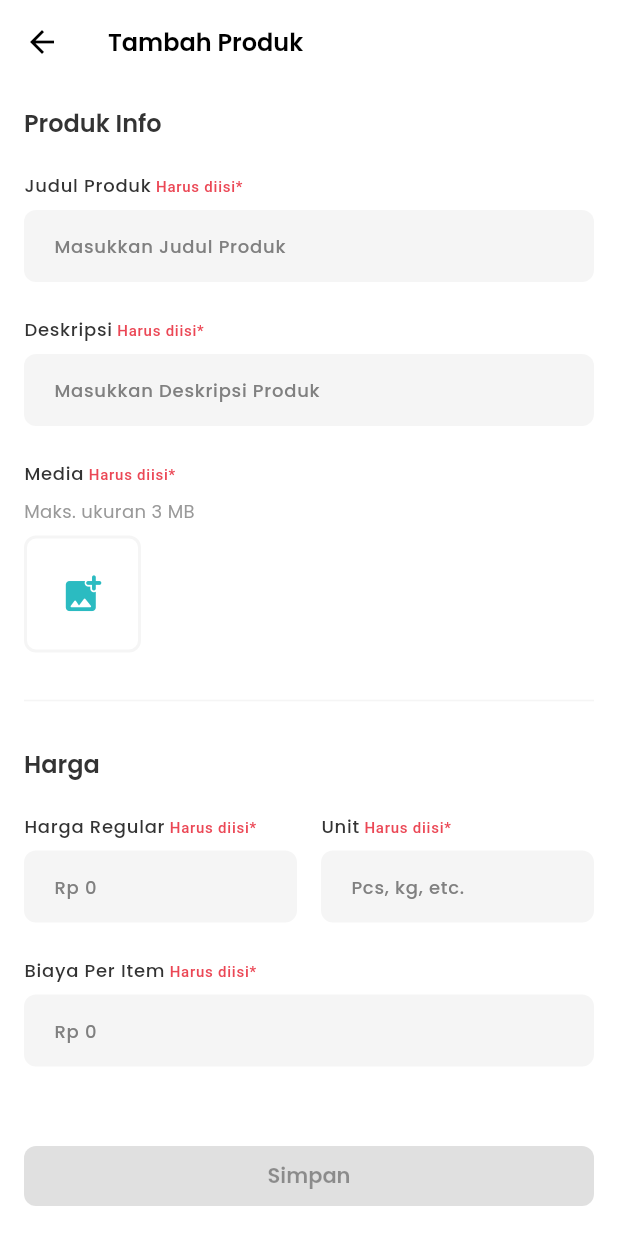
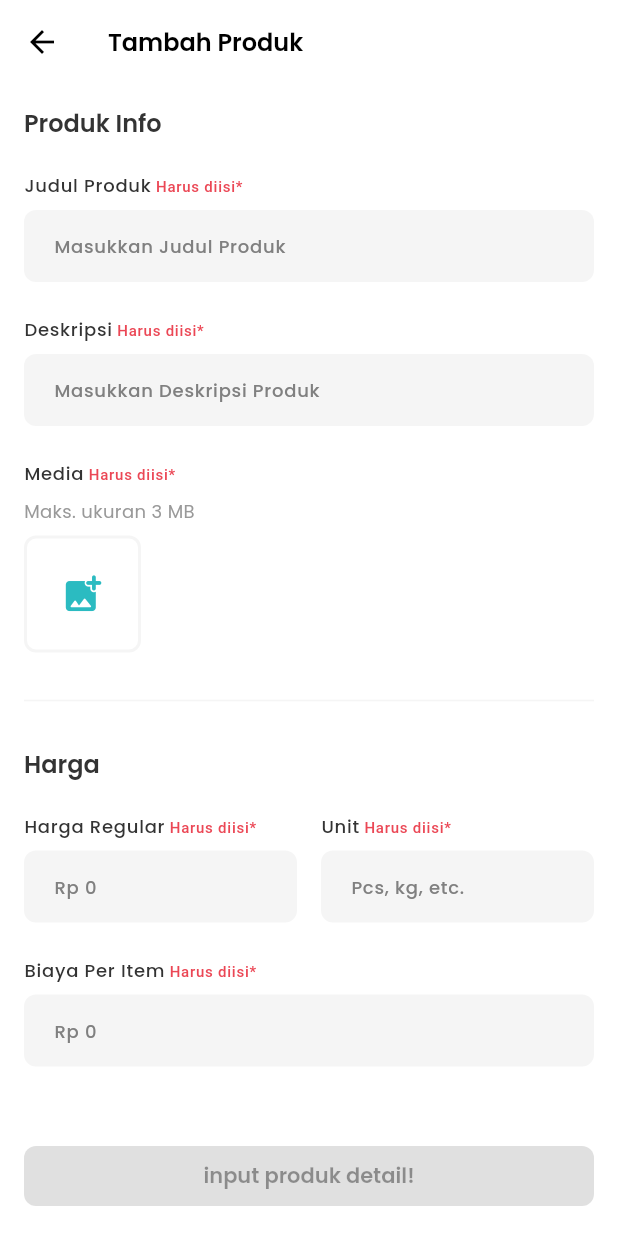
Before and after one commit to haidar-miqdad/taminum-pos, a Flutter app: the ProductInputPage screen opened by its route, on a phone screen of 412 x 824 dp. Run offline on Flutter 3.47's test engine with Material 3 defaults, Android fonts, the phone set to English and light mode, and no system bars; our stand-ins replace bloc, equatable, flutter_bloc, image_picker, permission_handler, shared_preferences and 1 more; missing offline and left inert: open_settings, print_bluetooth_thermal; accounts and stored records are empty; network calls fail.

Commit message:
perfs: sqlite & model product set up

```diff
--- a/lib/core/data/database/sqlite_database.dart
+++ b/lib/core/data/database/sqlite_database.dart
@@ -1,13 +1,14 @@
+
 import 'package:sqflite/sqflite.dart';
 
-class SQLiteDatabase {
+class SQLiteDatabase{
   SQLiteDatabase._();
 
   static Future<Database> get database async {
     var databasePath = await getDatabasesPath();
-    String path = '$databasePath/database.db';
+    String path = '$databasePath/taminum.db';
 
-    final db = await openDatabase(path, version: 1, onCreate: onCreate);
+    final db = await openDatabase(path , version: 1, onCreate: onCreate);
 
     return db;
   }
@@ -15,19 +16,20 @@ class SQLiteDatabase {
   static Future<void> onCreate(Database db, int version) async {
     await db.execute(
       '''
-        CREATE TABLE products (
+      CREATE TABLE products(
       id INTEGER PRIMARY KEY AUTOINCREMENT,
       title TEXT,
-          desc TEXT,
-          image TEXT,
+      description TEXT,
+      imageUrl TEXT,
       regularPrice REAL,
-          price REAL,
+      itemPrice REAL,
       stock REAL,
       unit TEXT,
       sku TEXT,
       createdAt TEXT
       )
-      ''',
+      '''
     );
   }
+
 }
--- a/lib/features/product/models/product_model.dart
+++ b/lib/features/product/models/product_model.dart
@@ -6,27 +6,27 @@ part 'product_model.g.dart';
 @JsonSerializable()
 class ProductModel extends Equatable{
 
-  @JsonKey(name: 'id')
+  @JsonKey(name: 'id', includeToJson: false)
   final int id;
-  @JsonKey(name: 'title')
+  @JsonKey(name: 'title', defaultValue: '')
   final String title;
-  @JsonKey(name: 'description')
+  @JsonKey(name: 'description', defaultValue: '')
   final String description;
-  @JsonKey(name: 'imageUrl')
+  @JsonKey(name: 'imageUrl', defaultValue: '')
   final String imageUrl;
-  @JsonKey(name: 'regularPrice')
+  @JsonKey(name: 'regularPrice', defaultValue: 0)
   final double regularPrice;
-  @JsonKey(name: 'unit')
+  @JsonKey(name: 'unit', defaultValue: '')
   final String unit;
-  @JsonKey(name: 'itemPrice')
+  @JsonKey(name: 'itemPrice', defaultValue: 0)
   final double itemPrice;
-  @JsonKey(name: 'stock')
+  @JsonKey(name: 'stock', defaultValue: 0)
   final int stock;
-  @JsonKey(name: 'sku')
+  @JsonKey(name: 'sku', defaultValue: '')
   final String sku;
   // created at
-  @JsonKey(name: 'createdAt')
-  final DateTime createdAt;
+  @JsonKey(name: 'createdAt', defaultValue: '')
+  final String createdAt;
 
   const ProductModel({
   required this.title,
@@ -37,7 +37,7 @@ class ProductModel extends Equatable{
     required this.itemPrice,
     required this.stock,
     required this.sku,
-    required this.id,
+    this.id = 0,
     required this.createdAt
   });
 
--- a/lib/features/product/pages/input/page.dart
+++ b/lib/features/product/pages/input/page.dart
@@ -60,7 +60,7 @@ class _ProductInputPageState extends State<ProductInputPage> {
                 state.isValid
                     ? () {}
                     : null,
-                    child: Text('Simpan')),
+                    child: Text(state.isValid == false ? 'input produk detail!' : 'Simpan')),
               ),
             );
           },
--- a/pubspec.yaml
+++ b/pubspec.yaml
@@ -43,6 +43,7 @@ dependencies:
   print_bluetooth_thermal: ^1.1.6
   permission_handler: ^12.0.0+1
   sqflite: ^2.4.2
+  path_provider: ^2.1.5
 
 dev_dependencies:
   flutter_test:
```
Also changed, not shown: lib/features/product/models/product_model.g.dart, pubspec.lock, 1 other file. Lines whose indentation alone changed are shown as unchanged.
